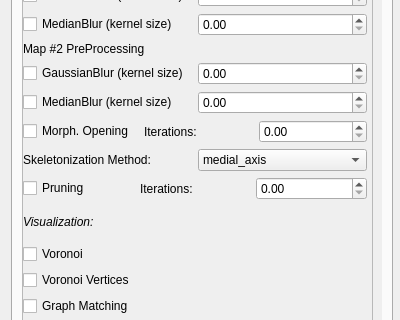
Qt form ogm_gui/ui/validation.ui (MariosPro/thesis) before a commit; both pictures show x 0 to 400 and y 188 to 508 of the 400 by 763 pixel window.
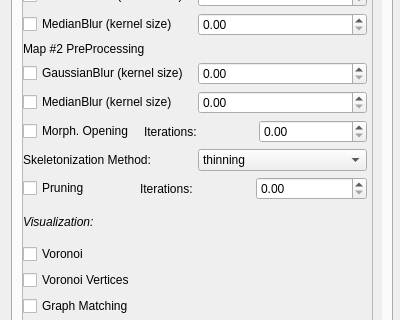
The same form after that commit. The open tabs and pages were chosen to show the change.

Diff of the .ui file:
```diff
--- a/ogm_gui/ui/validation.ui
+++ b/ogm_gui/ui/validation.ui
@@ -860,7 +860,7 @@
               <height>589</height>
              </rect>
             </property>
-            <widget class="QWidget" name="">
+            <widget class="QWidget" name="layoutWidget">
              <property name="geometry">
               <rect>
                <x>0</x>
@@ -990,11 +990,6 @@
                   </item>
                   <item>
                    <widget class="QComboBox" name="skeletonizationComboBox">
-                    <item>
-                     <property name="text">
-                      <string>medial_axis</string>
-                     </property>
-                    </item>
                     <item>
                      <property name="text">
                       <string>thinning</string>
```
Left out of the diff: 15 changed lines with no effect on the pictures.
